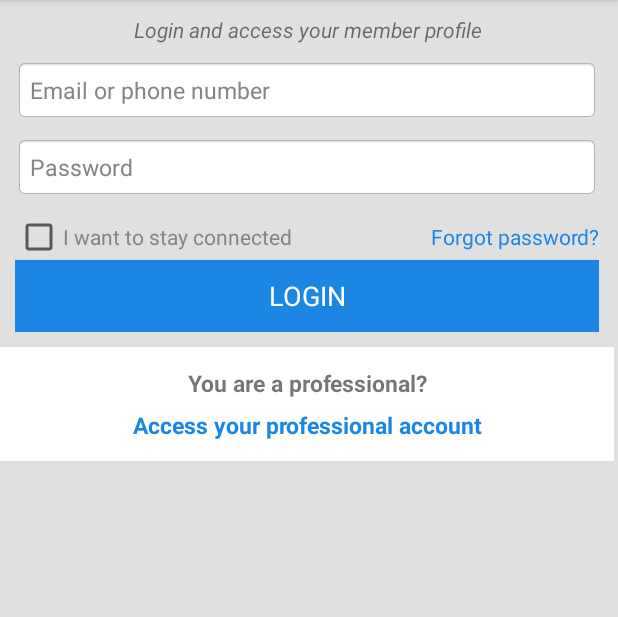
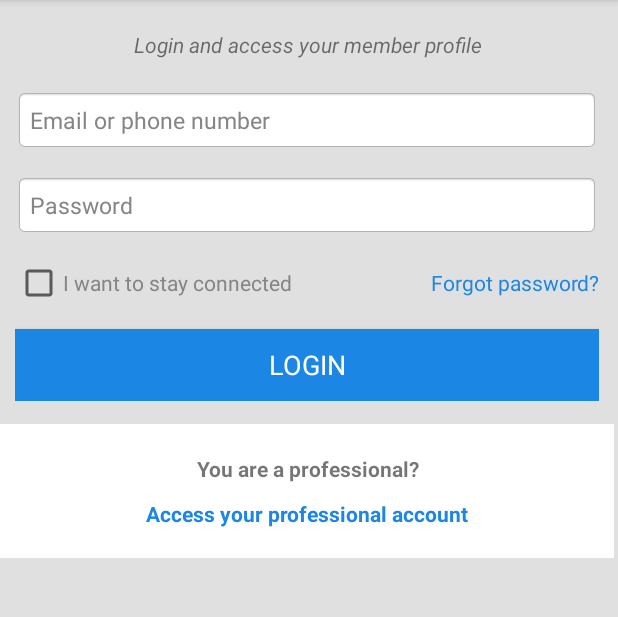
Before and after one commit to JoachimLaviolette/doctoApp-android, an Android app: the LoginActivity screen opened directly, with no data from a screen before it, on a phone screen of 412 x 824 dp, the part 84-701 px from its top. Run offline under Robolectric (Android 15) with nearby library versions, the phone set to English and light mode, and no system bars; Roboto replaces fonts that are not available here.

Commit message:
Reset LoginView components constraints.

```diff
--- a/app/src/main/res/layout/activity_login.xml
+++ b/app/src/main/res/layout/activity_login.xml
@@ -17,8 +17,8 @@
             android:id="@+id/login_caption"
             android:layout_width="match_parent"
             android:layout_height="wrap_content"
-            android:layout_marginTop="10sp"
-            android:layout_marginBottom="10sp"
+            android:layout_marginTop="20sp"
+            android:layout_marginBottom="20sp"
             android:fontFamily="@font/roboto"
             android:paddingLeft="10sp"
             android:paddingRight="10sp"
@@ -53,7 +53,7 @@
                 android:id="@+id/login_pwd"
                 android:layout_width="match_parent"
                 android:layout_height="wrap_content"
-                android:layout_marginTop="10sp"
+                android:layout_marginTop="15sp"
                 android:background="@android:drawable/editbox_background_normal"
                 android:ems="10"
                 android:padding="10sp"
@@ -69,7 +69,8 @@
             <LinearLayout
                 android:layout_width="match_parent"
                 android:layout_height="31dp"
-                android:layout_marginTop="10sp"
+                android:layout_marginTop="15sp"
+                android:layout_marginBottom="15sp"
                 android:orientation="horizontal">
 
                 <CheckBox
@@ -119,35 +120,33 @@
         <LinearLayout
             android:layout_width="match_parent"
             android:layout_height="wrap_content"
-            android:layout_marginTop="10sp"
             android:background="@color/login_signup_background"
             android:orientation="vertical"
-            android:paddingTop="10sp"
-            android:paddingBottom="10sp">
+            android:padding="20sp"
+            android:layout_marginTop="15sp"
+            android:layout_marginBottom="15sp">
 
             <TextView
                 android:id="@+id/login_signup_caption"
                 android:layout_width="match_parent"
                 android:layout_height="wrap_content"
                 android:fontFamily="@font/roboto"
-                android:padding="3sp"
+                android:paddingBottom="5sp"
                 android:text="@string/login_signup_caption"
                 android:textAlignment="center"
-                android:textSize="15sp"
                 android:textStyle="normal|bold" />
 
             <TextView
                 android:id="@+id/login_signup_link"
                 android:layout_width="match_parent"
                 android:layout_height="wrap_content"
-                android:padding="3sp"
+                android:paddingTop="5sp"
                 android:text="@string/login_signup_link"
                 android:textAlignment="center"
                 android:textColor="@color/login_signup_link"
                 android:textColorHighlight="@color/login_signup_link"
                 android:textColorHint="@color/login_signup_link"
                 android:textColorLink="@color/login_signup_link"
-                android:textSize="15sp"
                 android:textStyle="normal|bold"
                 android:fontFamily="@font/roboto" />
         </LinearLayout>
```
